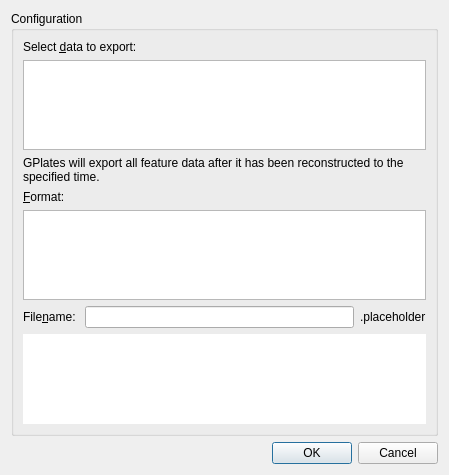
First picture: the form in src/qt-widgets/ConfigureExportParametersDialogUi.ui, repository GPlates/GPlates, before the edit.
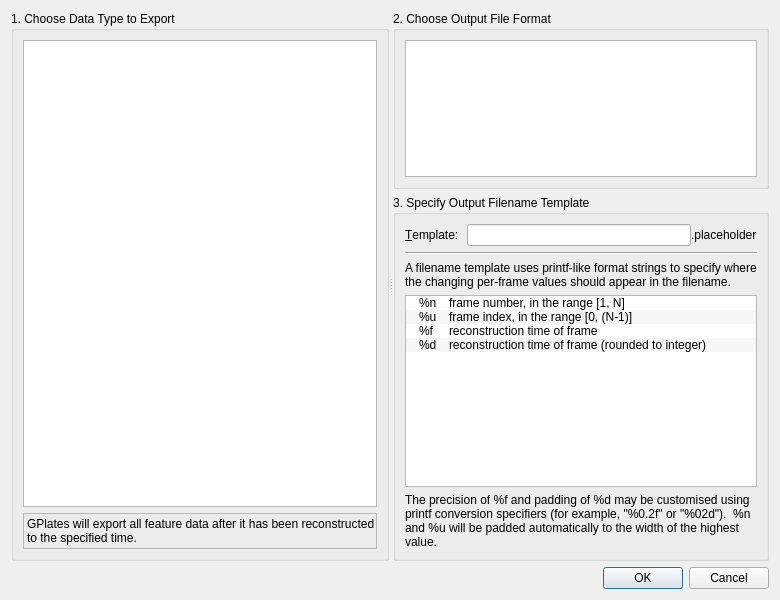
Second picture: the form after the edit.

Commit message:
(trunk) Replaced source:/gplates/trunk using source:/gplates/branches/ocd-ui-tweaks-2010-jul-12@10691 incorporating log:/gplates/branches/ocd-ui-tweaks-2010-jul-12@8883:10691 ([log:/gplates/trunk@10688:10691 No changes on trunk] since last update from trunk).
This is "[wiki:MergingInSubversion#Replacingonebranchwithanother replacing one branch with another]". The command used was:
{{{
	svn merge https://svn-test.gplates.org/gplates/trunk@10691 https://svn-test.gplates.org/gplates/branches/ocd-ui-tweaks-2010-jul-12@10691
}}}
from inside the root directory of a working copy of the trunk.

Diff of the .ui file:
```diff
--- a/src/qt-widgets/ConfigureExportParametersDialogUi.ui
+++ b/src/qt-widgets/ConfigureExportParametersDialogUi.ui
@@ -6,62 +6,109 @@
    <rect>
     <x>0</x>
     <y>0</y>
-    <width>449</width>
-    <height>475</height>
+    <width>780</width>
+    <height>600</height>
    </rect>
   </property>
   <property name="windowTitle">
    <string>Add Export</string>
   </property>
-  <layout class="QVBoxLayout">
+  <layout class="QVBoxLayout" name="verticalLayout_4">
    <item>
+    <widget class="QSplitter" name="splitter">
+     <property name="orientation">
+      <enum>Qt::Horizontal</enum>
+     </property>
     <widget class="QGroupBox" name="groupBox">
      <property name="title">
-      <string>Configuration</string>
+       <string>1. Choose Data Type to Export</string>
      </property>
      <layout class="QVBoxLayout">
       <item>
-       <widget class="QLabel" name="label_6">
-        <property name="text">
-         <string>Select &amp;data to export:</string>
-        </property>
-        <property name="buddy">
-         <cstring>listWidget_export_items</cstring>
+        <widget class="QListWidget" name="listWidget_export_items">
+         <property name="sizePolicy">
+          <sizepolicy hsizetype="Expanding" vsizetype="Expanding">
+           <horstretch>0</horstretch>
+           <verstretch>0</verstretch>
+          </sizepolicy>
+         </property>
+         <property name="verticalScrollBarPolicy">
+          <enum>Qt::ScrollBarAlwaysOff</enum>
+         </property>
+         <property name="autoScroll">
+          <bool>false</bool>
+         </property>
+         <property name="uniformItemSizes">
+          <bool>true</bool>
         </property>
        </widget>
       </item>
-      <item>
-       <widget class="QListWidget" name="listWidget_export_items"/>
-      </item>
       <item>
        <widget class="QLabel" name="label_export_description">
+         <property name="frameShape">
+          <enum>QFrame::StyledPanel</enum>
+         </property>
+         <property name="frameShadow">
+          <enum>QFrame::Sunken</enum>
+         </property>
         <property name="text">
          <string>GPlates will export all feature data after it has been reconstructed to the specified time.</string>
         </property>
+         <property name="alignment">
+          <set>Qt::AlignLeading|Qt::AlignLeft|Qt::AlignTop</set>
+         </property>
         <property name="wordWrap">
          <bool>true</bool>
         </property>
        </widget>
       </item>
+      </layout>
+     </widget>
+     <widget class="QWidget" name="">
+      <layout class="QVBoxLayout" name="verticalLayout_3">
       <item>
-       <widget class="QLabel" name="label_2">
-        <property name="text">
-         <string>&amp;Format: </string>
-        </property>
-        <property name="buddy">
-         <cstring>listWidget_format</cstring>
-        </property>
-       </widget>
-      </item>
-      <item>
-       <widget class="QListWidget" name="listWidget_format"/>
+        <widget class="QGroupBox" name="groupBox_2">
+         <property name="sizePolicy">
+          <sizepolicy hsizetype="Preferred" vsizetype="Expanding">
+           <horstretch>0</horstretch>
+           <verstretch>0</verstretch>
+          </sizepolicy>
+         </property>
+         <property name="title">
+          <string>2. Choose Output File Format</string>
+         </property>
+         <layout class="QVBoxLayout" name="verticalLayout_2">
+          <item>
+           <widget class="QListWidget" name="listWidget_format">
+            <property name="sizePolicy">
+             <sizepolicy hsizetype="Expanding" vsizetype="Expanding">
+              <horstretch>0</horstretch>
+              <verstretch>0</verstretch>
+             </sizepolicy>
+            </property>
+           </widget>
+          </item>
+         </layout>
+        </widget>
       </item>
       <item>
-       <layout class="QHBoxLayout">
+        <widget class="QGroupBox" name="groupBox_3">
+         <property name="sizePolicy">
+          <sizepolicy hsizetype="Expanding" vsizetype="Preferred">
+           <horstretch>0</horstretch>
+           <verstretch>0</verstretch>
+          </sizepolicy>
+         </property>
+         <property name="title">
+          <string>3. Specify Output Filename Template</string>
+         </property>
+         <layout class="QVBoxLayout" name="verticalLayout">
+          <item>
+           <layout class="QHBoxLayout" name="horizontalLayout_3">
         <item>
          <widget class="QLabel" name="label_3">
           <property name="text">
-           <string>File&amp;name: </string>
+               <string>&amp;Template: </string>
           </property>
           <property name="buddy">
            <cstring>lineEdit_filename</cstring>
@@ -69,6 +116,11 @@
          </widget>
         </item>
         <item>
+             <layout class="QHBoxLayout" name="horizontalLayout_2">
+              <property name="spacing">
+               <number>0</number>
+              </property>
+              <item>
          <widget class="QLineEdit" name="lineEdit_filename"/>
         </item>
         <item>
@@ -80,23 +132,125 @@
         </item>
        </layout>
       </item>
+           </layout>
+          </item>
       <item>
-       <widget class="QTextEdit" name="textedit_filename_desc">
-        <property name="frameShape">
-         <enum>QFrame::NoFrame</enum>
-        </property>
-        <property name="undoRedoEnabled">
+           <widget class="Line" name="line">
+            <property name="orientation">
+             <enum>Qt::Horizontal</enum>
+            </property>
+           </widget>
+          </item>
+          <item>
+           <widget class="QLabel" name="label">
+            <property name="text">
+             <string>A filename template uses printf-like format strings to specify where the changing per-frame values should appear in the filename.</string>
+            </property>
+            <property name="wordWrap">
+             <bool>true</bool>
+            </property>
+           </widget>
+          </item>
+          <item>
+           <widget class="QTreeWidget" name="treeWidget_template">
+            <property name="sizePolicy">
+             <sizepolicy hsizetype="Expanding" vsizetype="Preferred">
+              <horstretch>0</horstretch>
+              <verstretch>0</verstretch>
+             </sizepolicy>
+            </property>
+            <property name="verticalScrollBarPolicy">
+             <enum>Qt::ScrollBarAlwaysOff</enum>
+            </property>
+            <property name="autoScroll">
          <bool>false</bool>
         </property>
-        <property name="readOnly">
+            <property name="alternatingRowColors">
          <bool>true</bool>
         </property>
-        <property name="textInteractionFlags">
-         <set>Qt::NoTextInteraction</set>
-        </property>
-       </widget>
-      </item>
-     </layout>
+            <property name="selectionMode">
+             <enum>QAbstractItemView::NoSelection</enum>
+            </property>
+            <property name="indentation">
+             <number>10</number>
+            </property>
+            <property name="rootIsDecorated">
+             <bool>true</bool>
+            </property>
+            <property name="uniformRowHeights">
+             <bool>true</bool>
+            </property>
+            <property name="itemsExpandable">
+             <bool>false</bool>
+            </property>
+            <attribute name="headerVisible">
+             <bool>false</bool>
+            </attribute>
+            <attribute name="headerDefaultSectionSize">
+             <number>40</number>
+            </attribute>
+            <attribute name="headerMinimumSectionSize">
+             <number>40</number>
+            </attribute>
+            <column>
+             <property name="text">
+              <string>Format</string>
+             </property>
+            </column>
+            <column>
+             <property name="text">
+              <string>Description</string>
+             </property>
+            </column>
+            <item>
+             <property name="text">
+              <string>%n</string>
+             </property>
+             <property name="text">
+              <string>frame number, in the range [1, N]</string>
+             </property>
+            </item>
+            <item>
+             <property name="text">
+              <string>%u</string>
+             </property>
+             <property name="text">
+              <string>frame index, in the range [0, (N-1)]</string>
+             </property>
+            </item>
+            <item>
+             <property name="text">
+              <string>%f</string>
+             </property>
+             <property name="text">
+              <string>reconstruction time of frame</string>
+             </property>
+            </item>
+            <item>
+             <property name="text">
+              <string>%d</string>
+             </property>
+             <property name="text">
+              <string>reconstruction time of frame (rounded to integer)</string>
+             </property>
+            </item>
+           </widget>
+          </item>
+          <item>
+           <widget class="QLabel" name="label_2">
+            <property name="text">
+             <string>The precision of %f and padding of %d may be customised using printf conversion specifiers (for example, &quot;%0.2f&quot; or &quot;%02d&quot;).  %n and %u will be padded automatically to the width of the highest value.</string>
+            </property>
+            <property name="wordWrap">
+             <bool>true</bool>
+            </property>
+           </widget>
+          </item>
+         </layout>
+        </widget>
+       </item>
+      </layout>
+     </widget>
     </widget>
    </item>
    <item>
```
Left out of the diff: 2 changed lines with no effect on the pictures. Lines whose indentation alone changed are shown as unchanged. The commit also changes 3 other files.
